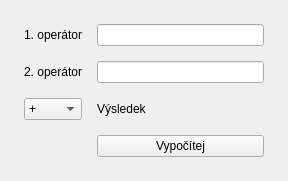
Old version of the form kalkulacka.ui in the repository krikavap/python-okna.
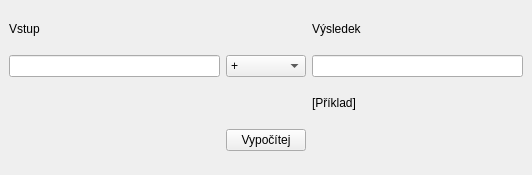
New version of the form.

Patch:
```diff
--- a/kalkulacka.ui
+++ b/kalkulacka.ui
@@ -6,62 +6,17 @@
    <rect>
     <x>0</x>
     <y>0</y>
-    <width>288</width>
-    <height>177</height>
+				<width>532</width>
+				<height>175</height>
    </rect>
   </property>
   <property name="windowTitle">
    <string>MainWindow</string>
   </property>
   <widget class="QWidget" name="centralwidget">
-   <property name="sizePolicy">
-    <sizepolicy hsizetype="Preferred" vsizetype="Preferred">
-     <horstretch>0</horstretch>
-     <verstretch>0</verstretch>
-    </sizepolicy>
-   </property>
-   <layout class="QVBoxLayout" name="verticalLayout">
-    <item>
      <layout class="QGridLayout" name="gridLayout">
-      <property name="sizeConstraint">
-       <enum>QLayout::SetDefaultConstraint</enum>
-      </property>
-      <property name="leftMargin">
-       <number>15</number>
-      </property>
-      <property name="topMargin">
-       <number>15</number>
-      </property>
-      <property name="rightMargin">
-       <number>15</number>
-      </property>
-      <property name="bottomMargin">
-       <number>15</number>
-      </property>
-      <property name="spacing">
-       <number>15</number>
-      </property>
-      <item row="0" column="0">
-       <widget class="QLabel" name="label">
-        <property name="sizePolicy">
-         <sizepolicy hsizetype="Maximum" vsizetype="Maximum">
-          <horstretch>0</horstretch>
-          <verstretch>0</verstretch>
-         </sizepolicy>
-        </property>
-        <property name="text">
-         <string>1. operátor</string>
-        </property>
-       </widget>
-      </item>
-      <item row="2" column="0">
+				<item row="1" column="3">
        <widget class="QComboBox" name="comboBox">
-        <property name="sizePolicy">
-         <sizepolicy hsizetype="Preferred" vsizetype="Fixed">
-          <horstretch>0</horstretch>
-          <verstretch>0</verstretch>
-         </sizepolicy>
-        </property>
         <property name="sizeAdjustPolicy">
          <enum>QComboBox::AdjustToContents</enum>
         </property>
@@ -97,63 +52,51 @@
         </item>
        </widget>
       </item>
-      <item row="2" column="1">
-       <widget class="QLabel" name="label_3">
-        <property name="sizePolicy">
-         <sizepolicy hsizetype="Preferred" vsizetype="Maximum">
-          <horstretch>0</horstretch>
-          <verstretch>0</verstretch>
-         </sizepolicy>
-        </property>
-        <property name="text">
-         <string>Výsledek</string>
-        </property>
-       </widget>
-      </item>
-      <item row="1" column="0">
-       <widget class="QLabel" name="label_2">
-        <property name="sizePolicy">
-         <sizepolicy hsizetype="Maximum" vsizetype="Maximum">
-          <horstretch>0</horstretch>
-          <verstretch>0</verstretch>
-         </sizepolicy>
-        </property>
-        <property name="text">
-         <string>2. operátor</string>
-        </property>
-       </widget>
-      </item>
-      <item row="0" column="1">
-       <widget class="QLineEdit" name="lineEdit">
-        <property name="sizePolicy">
-         <sizepolicy hsizetype="Preferred" vsizetype="Fixed">
-          <horstretch>0</horstretch>
-          <verstretch>0</verstretch>
-         </sizepolicy>
-        </property>
-        <property name="inputMethodHints">
-         <set>Qt::ImhDigitsOnly|Qt::ImhPreferNumbers</set>
-        </property>
-       </widget>
-      </item>
-      <item row="1" column="1">
-       <widget class="QLineEdit" name="lineEdit_2">
-        <property name="sizePolicy">
-         <sizepolicy hsizetype="Preferred" vsizetype="Fixed">
-          <horstretch>0</horstretch>
-          <verstretch>0</verstretch>
-         </sizepolicy>
-        </property>
-       </widget>
-      </item>
-      <item row="3" column="1">
+				<item row="3" column="3">
        <widget class="QPushButton" name="pushButton">
         <property name="text">
          <string>Vypočítej</string>
         </property>
        </widget>
       </item>
-     </layout>
+				<item row="0" column="1">
+					<widget class="QLabel" name="label">
+						<property name="sizePolicy">
+							<sizepolicy hsizetype="Preferred" vsizetype="Maximum">
+								<horstretch>0</horstretch>
+								<verstretch>0</verstretch>
+							</sizepolicy>
+						</property>
+						<property name="text">
+							<string>Vstup</string>
+						</property>
+					</widget>
+				</item>
+				<item row="2" column="4">
+					<widget class="QLabel" name="label_3">
+						<property name="sizePolicy">
+							<sizepolicy hsizetype="Preferred" vsizetype="Maximum">
+								<horstretch>0</horstretch>
+								<verstretch>0</verstretch>
+							</sizepolicy>
+						</property>
+						<property name="text">
+							<string>[Příklad]</string>
+						</property>
+					</widget>
+				</item>
+				<item row="1" column="4">
+					<widget class="QLineEdit" name="lineEdit_2"/>
+				</item>
+				<item row="1" column="1">
+					<widget class="QLineEdit" name="lineEdit"/>
+				</item>
+				<item row="0" column="4">
+					<widget class="QLabel" name="label_2">
+						<property name="text">
+							<string>Výsledek</string>
+						</property>
+					</widget>
     </item>
    </layout>
   </widget>
```
Left out of the diff: 23 changed lines with no effect on the pictures. Lines whose indentation alone changed are shown as unchanged.
